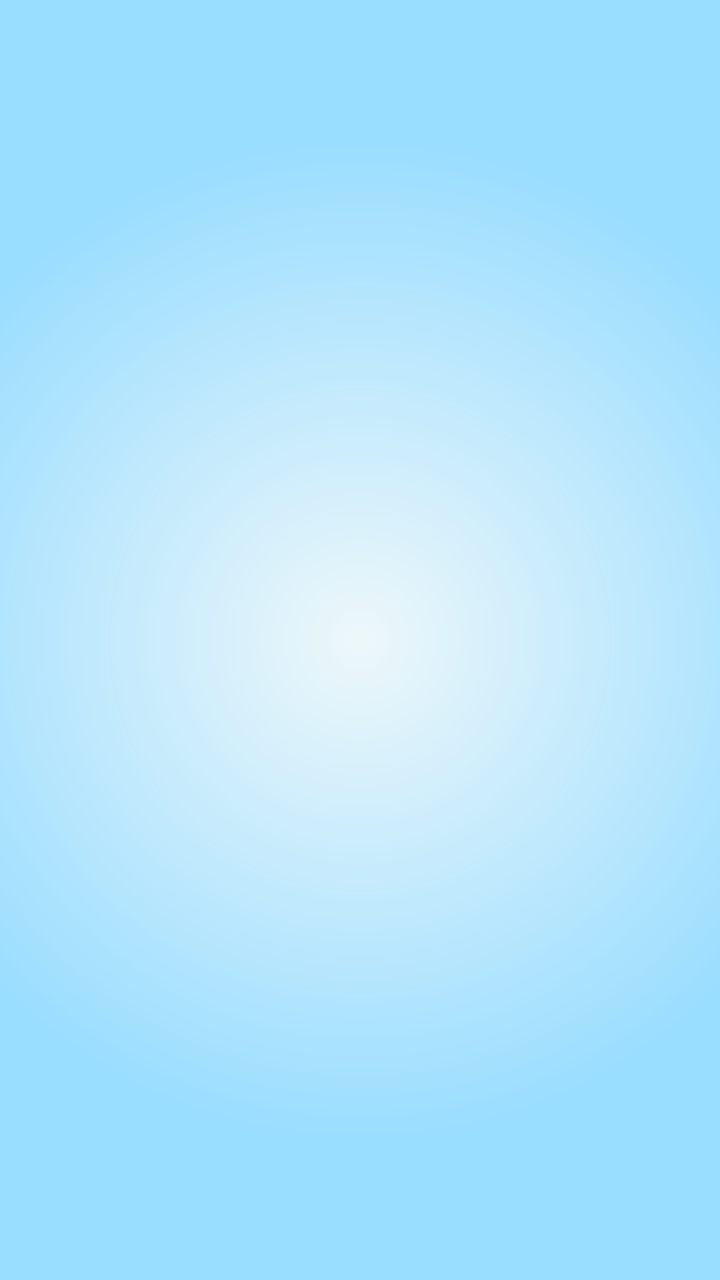
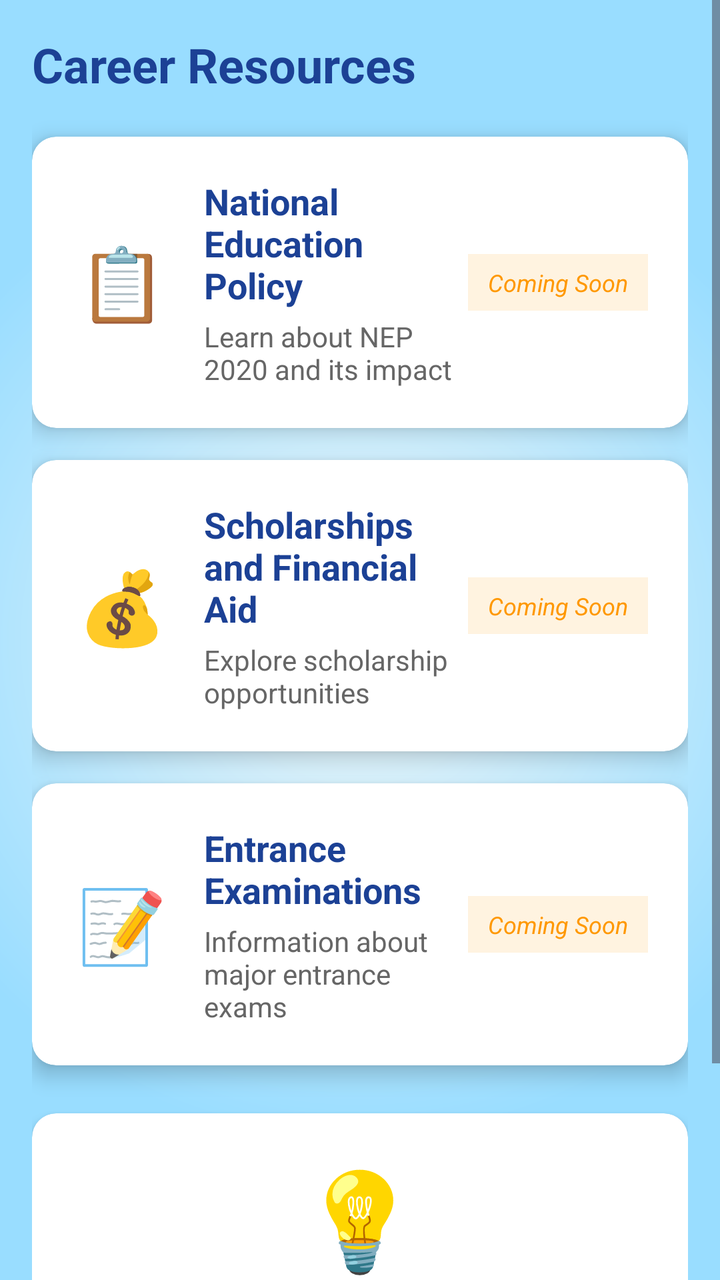

Compare the two renders of this Android layout. The source of the first and the diff that turns it into the second are given below.
<!-- AndroidManifest.xml: application theme Theme.AspirePath -->
<!-- res/layout/fragment_resources.xml -->
<?xml version="1.0" encoding="utf-8"?>
<FrameLayout xmlns:android="http://schemas.android.com/apk/res/android"
    xmlns:tools="http://schemas.android.com/tools"
    android:layout_width="match_parent"
    android:layout_height="match_parent"
    android:background="@drawable/gradient_bg"
    tools:context=".Resources">

    
    <TextView
        android:layout_width="match_parent"
        android:layout_height="match_parent" />

</FrameLayout>
<!-- resources referenced by this layout -->
<resources>
  <!-- drawable gradient_bg (drawable) -->
  <?xml version="1.0" encoding="utf-8"?>
  <shape xmlns:android="http://schemas.android.com/apk/res/android"
      android:shape="rectangle">
      <gradient
          android:startColor="#edf7fa"
          android:endColor="#99ddff"
          android:gradientRadius="70%p"
          android:type="radial"
          android:centerX="0.5"
          android:centerY="0.5"
          android:dither="true" />
  </shape>
  <style name="Theme.AspirePath" parent="Base.Theme.AspirePath" />
  <style name="Base.Theme.AspirePath" parent="Theme.Material3.DayNight.NoActionBar">
          
          <item name="colorPrimary">@color/blue</item>
          <item name="colorPrimaryVariant">#0073e6</item>
          <item name="colorOnPrimary">@color/white</item>
          <item name="android:statusBarColor">#0073e6</item>
          
      </style>
  <color name="blue">#1C4195</color>
  <color name="white">#FFFFFFFF</color>
</resources>

<!-- the commit's change to res/layout/fragment_resources.xml (unified diff, before → after) -->
@@ -1,14 +1,262 @@
 <?xml version="1.0" encoding="utf-8"?>
-<FrameLayout xmlns:android="http://schemas.android.com/apk/res/android"
+<ScrollView xmlns:android="http://schemas.android.com/apk/res/android"
+    xmlns:app="http://schemas.android.com/apk/res-auto"
     xmlns:tools="http://schemas.android.com/tools"
     android:layout_width="match_parent"
     android:layout_height="match_parent"
     android:background="@drawable/gradient_bg"
+    android:fillViewport="true"
     tools:context=".Resources">
 
-    
-    <TextView
+    <LinearLayout
         android:layout_width="match_parent"
-        android:layout_height="match_parent" />
-
-</FrameLayout>
+        android:layout_height="wrap_content"
+        android:orientation="vertical"
+        android:padding="16dp">
+
+        
+        <TextView
+            android:layout_width="wrap_content"
+            android:layout_height="wrap_content"
+            android:text="Career Resources"
+            android:textSize="24sp"
+            android:textStyle="bold"
+            android:textColor="@color/blue"
+            android:layout_marginBottom="20dp"/>
+
+        
+        <androidx.cardview.widget.CardView
+            android:id="@+id/cardNEP"
+            android:layout_width="match_parent"
+            android:layout_height="wrap_content"
+            android:layout_marginBottom="16dp"
+            app:cardCornerRadius="12dp"
+            app:cardElevation="6dp"
+            android:clickable="true"
+            android:focusable="true"
+            android:foreground="?attr/selectableItemBackground">
+
+            <LinearLayout
+                android:layout_width="match_parent"
+                android:layout_height="wrap_content"
+                android:orientation="horizontal"
+                android:padding="20dp"
+                android:gravity="center_vertical">
+
+                <TextView
+                    android:layout_width="50dp"
+                    android:layout_height="50dp"
+                    android:text="📋"
+                    android:textSize="36sp"
+                    android:gravity="center"/>
+
+                <LinearLayout
+                    android:layout_width="0dp"
+                    android:layout_height="wrap_content"
+                    android:layout_weight="1"
+                    android:orientation="vertical"
+                    android:layout_marginStart="16dp">
+
+                    <TextView
+                        android:layout_width="wrap_content"
+                        android:layout_height="wrap_content"
+                        android:text="National Education Policy"
+                        android:textSize="18sp"
+                        android:textStyle="bold"
+                        android:textColor="@color/blue"/>
+
+                    <TextView
+                        android:layout_width="wrap_content"
+                        android:layout_height="wrap_content"
+                        android:text="Learn about NEP 2020 and its impact"
+                        android:textSize="14sp"
+                        android:textColor="#666666"
+                        android:layout_marginTop="4dp"/>
+                </LinearLayout>
+
+                <TextView
+                    android:layout_width="wrap_content"
+                    android:layout_height="wrap_content"
+                    android:text="Coming Soon"
+                    android:textSize="12sp"
+                    android:textStyle="italic"
+                    android:textColor="#FF9800"
+                    android:background="#FFF3E0"
+                    android:padding="6dp"
+                    android:paddingStart="10dp"
+                    android:paddingEnd="10dp"/>
+            </LinearLayout>
+        </androidx.cardview.widget.CardView>
+
+        
+        <androidx.cardview.widget.CardView
+            android:id="@+id/cardScholarships"
+            android:layout_width="match_parent"
+            android:layout_height="wrap_content"
+            android:layout_marginBottom="16dp"
+            app:cardCornerRadius="12dp"
+            app:cardElevation="6dp"
+            android:clickable="true"
+            android:focusable="true"
+            android:foreground="?attr/selectableItemBackground">
+
+            <LinearLayout
+                android:layout_width="match_parent"
+                android:layout_height="wrap_content"
+                android:orientation="horizontal"
+                android:padding="20dp"
+                android:gravity="center_vertical">
+
+                <TextView
+                    android:layout_width="50dp"
+                    android:layout_height="50dp"
+                    android:text="💰"
+                    android:textSize="36sp"
+                    android:gravity="center"/>
+
+                <LinearLayout
+                    android:layout_width="0dp"
+                    android:layout_height="wrap_content"
+                    android:layout_weight="1"
+                    android:orientation="vertical"
+                    android:layout_marginStart="16dp">
+
+                    <TextView
+                        android:layout_width="wrap_content"
+                        android:layout_height="wrap_content"
+                        android:text="Scholarships and Financial Aid"
+                        android:textSize="18sp"
+                        android:textStyle="bold"
+                        android:textColor="@color/blue"/>
+
+                    <TextView
+                        android:layout_width="wrap_content"
+                        android:layout_height="wrap_content"
+                        android:text="Explore scholarship opportunities"
+                        android:textSize="14sp"
+                        android:textColor="#666666"
+                        android:layout_marginTop="4dp"/>
+                </LinearLayout>
+
+                <TextView
+                    android:layout_width="wrap_content"
+                    android:layout_height="wrap_content"
+                    android:text="Coming Soon"
+                    android:textSize="12sp"
+                    android:textStyle="italic"
+                    android:textColor="#FF9800"
+                    android:background="#FFF3E0"
+                    android:padding="6dp"
+                    android:paddingStart="10dp"
+                    android:paddingEnd="10dp"/>
+            </LinearLayout>
+        </androidx.cardview.widget.CardView>
+
+        
+        <androidx.cardview.widget.CardView
+            android:id="@+id/cardEntranceExams"
+            android:layout_width="match_parent"
+            android:layout_height="wrap_content"
+            android:layout_marginBottom="16dp"
+            app:cardCornerRadius="12dp"
+            app:cardElevation="6dp"
+            android:clickable="true"
+            android:focusable="true"
+            android:foreground="?attr/selectableItemBackground">
+
+            <LinearLayout
+                android:layout_width="match_parent"
+                android:layout_height="wrap_content"
+                android:orientation="horizontal"
+                android:padding="20dp"
+                android:gravity="center_vertical">
+
+                <TextView
+                    android:layout_width="50dp"
+                    android:layout_height="50dp"
+                    android:text="📝"
+                    android:textSize="36sp"
+                    android:gravity="center"/>
+
+                <LinearLayout
+                    android:layout_width="0dp"
+                    android:layout_height="wrap_content"
+                    android:layout_weight="1"
+                    android:orientation="vertical"
+                    android:layout_marginStart="16dp">
+
+                    <TextView
+                        android:layout_width="wrap_content"
+                        android:layout_height="wrap_content"
+                        android:text="Entrance Examinations"
+                        android:textSize="18sp"
+                        android:textStyle="bold"
+                        android:textColor="@color/blue"/>
+
+                    <TextView
+                        android:layout_width="wrap_content"
+                        android:layout_height="wrap_content"
+                        android:text="Information about major entrance exams"
+                        android:textSize="14sp"
+                        android:textColor="#666666"
+                        android:layout_marginTop="4dp"/>
+                </LinearLayout>
+
+                <TextView
+                    android:layout_width="wrap_content"
+                    android:layout_height="wrap_content"
+                    android:text="Coming Soon"
+                    android:textSize="12sp"
+                    android:textStyle="italic"
+                    android:textColor="#FF9800"
+                    android:background="#FFF3E0"
+                    android:padding="6dp"
+                    android:paddingStart="10dp"
+                    android:paddingEnd="10dp"/>
+            </LinearLayout>
+        </androidx.cardview.widget.CardView>
+
+        
+        <androidx.cardview.widget.CardView
+            android:layout_width="match_parent"
+            android:layout_height="wrap_content"
+            app:cardCornerRadius="12dp"
+            app:cardElevation="4dp"
+            android:layout_marginTop="8dp">
+
+            <LinearLayout
+                android:layout_width="match_parent"
+                android:layout_height="wrap_content"
+                android:orientation="vertical"
+                android:padding="20dp"
+                android:gravity="center">
+
+                <TextView
+                    android:layout_width="wrap_content"
+                    android:layout_height="wrap_content"
+                    android:text="💡"
+                    android:textSize="48sp"
+                    android:layout_marginBottom="12dp"/>
+
+                <TextView
+                    android:layout_width="wrap_content"
+                    android:layout_height="wrap_content"
+                    android:text="Resource Database"
+                    android:textSize="16sp"
+                    android:textStyle="bold"
+                    android:textColor="@color/blue"
+                    android:layout_marginBottom="8dp"/>
+
+                <TextView
+                    android:layout_width="wrap_content"
+                    android:layout_height="wrap_content"
+                    android:text="Comprehensive information about education policies, scholarships, and entrance exams will be available soon"
+                    android:textSize="14sp"
+                    android:textColor="#666666"
+                    android:gravity="center"/>
+            </LinearLayout>
+        </androidx.cardview.widget.CardView>
+
+    </LinearLayout>
+
+</ScrollView>
